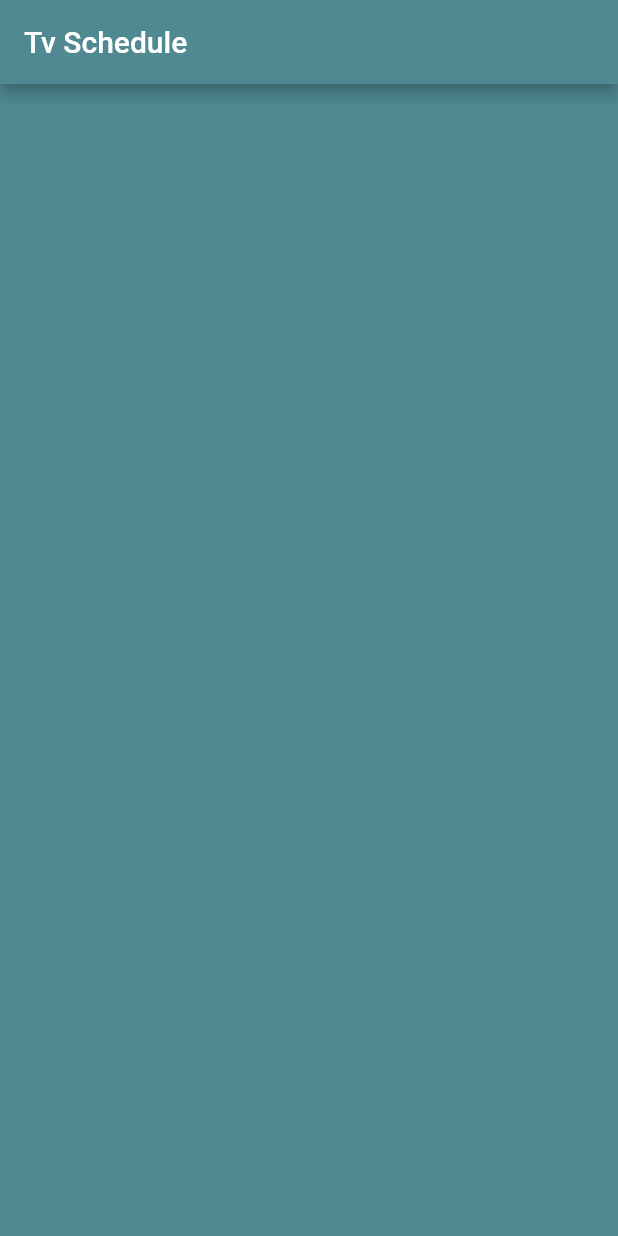
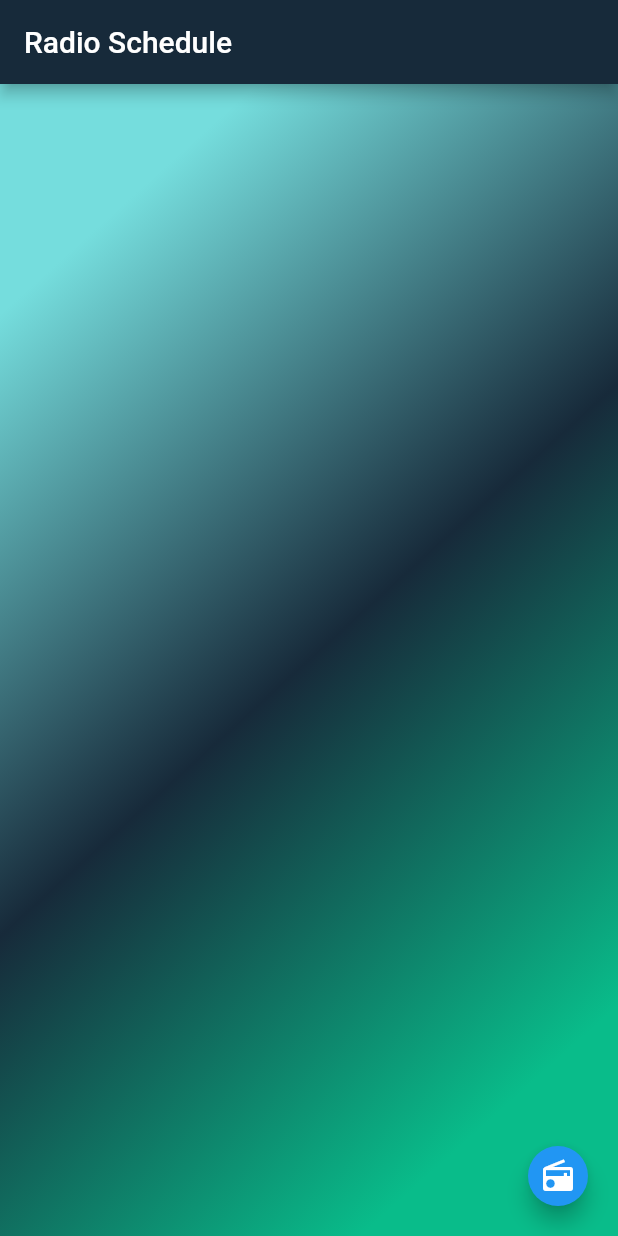
Before and after one commit to Virungabunga/Tv_Schedule, a Flutter app: the screen it shows after launch, on a phone screen of 412 x 824 dp. Run offline on Flutter 3.47's test engine with Material 2 defaults, Android fonts, the phone set to English and light mode, and no system bars; our stand-ins replace dio, go_router; missing offline and left inert: dart:ffi.

Commit message:
la till homepage med animation, fixade fler kanaler

```diff
--- /dev/null
+++ b/lib/routing/appRouter.dart
@@ -0,0 +1,29 @@
+import 'package:flutter/material.dart';
+import 'package:go_router/go_router.dart';
+import 'package:tv_schedule/main.dart';
+import 'package:tv_schedule/routing/appRoutes.dart';
+import 'package:tv_schedule/screens/homeScreen.dart';
+import 'package:tv_schedule/screens/channels.dart';
+
+final GlobalKey<NavigatorState> _rootNavigatorKey = GlobalKey<NavigatorState>();
+final GoRouter router =
+    GoRouter(navigatorKey: _rootNavigatorKey, initialLocation: "/", routes: [
+  GoRoute(
+    path: "/",
+    name: Approutes.root.name,
+    builder: (context, state) => HomePage(),
+    routes: [
+
+      GoRoute(path: "channels",
+        name:Approutes.channels.name,
+        builder: (context, state) => Channels(),
+      routes: [
+
+        GoRoute(path: "channel/:id1",
+          name: Approutes.channel.name,
+          builder: (context, state) => ScheduleList(id1: state.pathParameters["id1"]),),
+
+      ])
+    ]
+  )
+]);
--- /dev/null
+++ b/lib/screens/homeScreen.dart
@@ -0,0 +1,101 @@
+import 'package:flutter/material.dart';
+import 'package:go_router/go_router.dart';
+
+class HomePage extends StatelessWidget {
+  const HomePage({super.key});
+
+  @override
+  Widget build(BuildContext context) {
+    return Scaffold(
+      appBar: AppBar(
+        backgroundColor: Color(0xff172A3A),
+        title: const Text("Radio Schedule"),
+      ),
+      body: Center(
+        child: aniW(),
+      ),
+      floatingActionButton: FloatingActionButton.small(onPressed: () {
+        context.go("/channels");
+      },
+      child: const Icon(Icons.radio),
+     )
+
+    );
+  }
+}
+
+class aniW extends StatefulWidget {
+  const aniW({super.key});
+
+  @override
+  State<aniW> createState() => _aniWState();
+}
+
+class _aniWState extends State<aniW> with SingleTickerProviderStateMixin {
+  late AnimationController _controller;
+  late Animation<Alignment> _topAlignemntAnimation;
+  late Animation<Alignment> _bottomAlignmentAnimation;
+  @override
+  void initState() {
+    super.initState();
+    _controller =
+        AnimationController(vsync: this, duration: const Duration(seconds: 4));
+
+    _topAlignemntAnimation = TweenSequence<Alignment>([
+      TweenSequenceItem<Alignment>(
+          tween: Tween<Alignment>(
+              begin: Alignment.topLeft, end: Alignment.topRight),
+          weight: 1),
+      TweenSequenceItem<Alignment>(
+          tween: Tween<Alignment>(
+              begin: Alignment.topRight, end: Alignment.bottomRight),
+          weight: 1),
+      TweenSequenceItem<Alignment>(
+          tween: Tween<Alignment>(
+              begin: Alignment.bottomRight, end: Alignment.bottomLeft),
+          weight: 1),
+      TweenSequenceItem<Alignment>(
+          tween: Tween<Alignment>(
+              begin: Alignment.bottomLeft, end: Alignment.topLeft),
+          weight: 1),
+    ]).animate(_controller);
+
+    _bottomAlignmentAnimation = TweenSequence<Alignment>([
+      TweenSequenceItem<Alignment>(
+          tween: Tween<Alignment>(
+              begin: Alignment.bottomRight, end: Alignment.bottomLeft),
+          weight: 1),
+      TweenSequenceItem<Alignment>(
+          tween: Tween<Alignment>(
+              begin: Alignment.bottomLeft, end: Alignment.topLeft),
+          weight: 1),
+      TweenSequenceItem<Alignment>(
+          tween: Tween<Alignment>(
+              begin: Alignment.topLeft, end: Alignment.topRight),
+          weight: 1),
+      TweenSequenceItem<Alignment>(
+          tween: Tween<Alignment>(
+              begin: Alignment.topRight, end: Alignment.bottomRight),
+          weight: 1),
+    ]).animate(_controller);
+    _controller.repeat();
+  }
+
+  @override
+  Widget build(BuildContext context) {
+    return AnimatedBuilder(
+        animation: _controller,
+        builder: (context, _) {
+          return Container(
+              height: MediaQuery.of(context).size.height,
+              width: MediaQuery.of(context).size.width,
+              decoration: BoxDecoration(
+                gradient: LinearGradient(
+                  colors: const [Color(0xff75DDDD), Color(0xff172A3A), Color(0xff09BC8A)],
+                  begin: _topAlignemntAnimation.value,
+                  end: _bottomAlignmentAnimation.value,
+                ),
+              ));
+        });
+  }
+}
```
Also changed, not shown: lib/main.dart (+51 -21 lines), lib/routing/appRoutes.dart (added, +7 -0 lines), lib/screens/channels.dart (added, +56 -0 lines), pubspec.yaml (+7 -4 lines), assets/images/radio.png (added), pubspec.lock, 1 other file.
